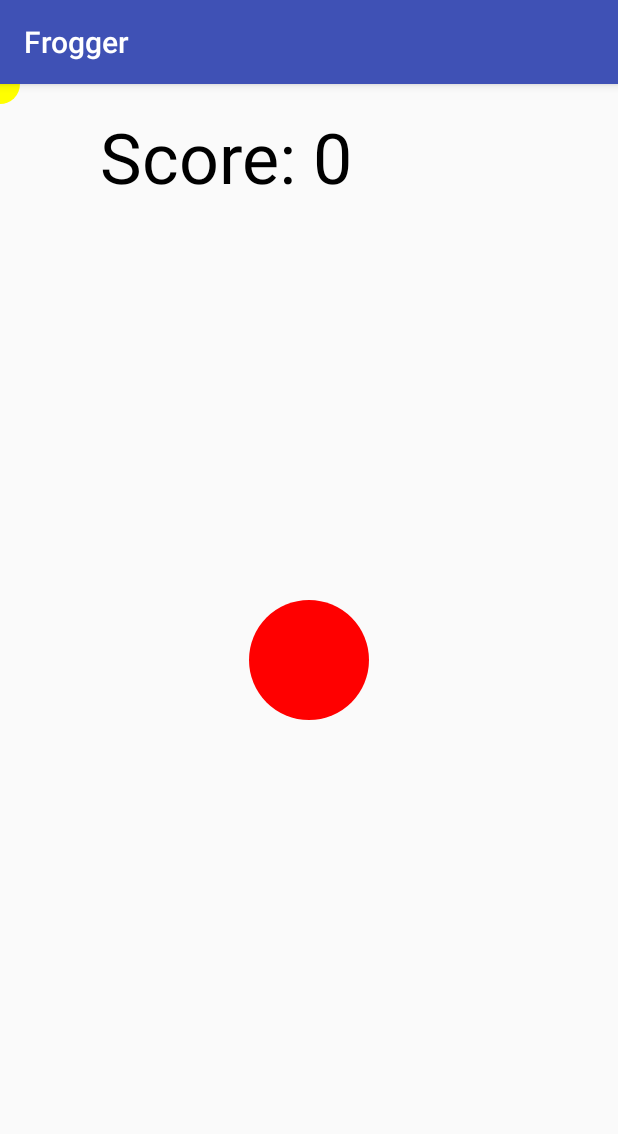
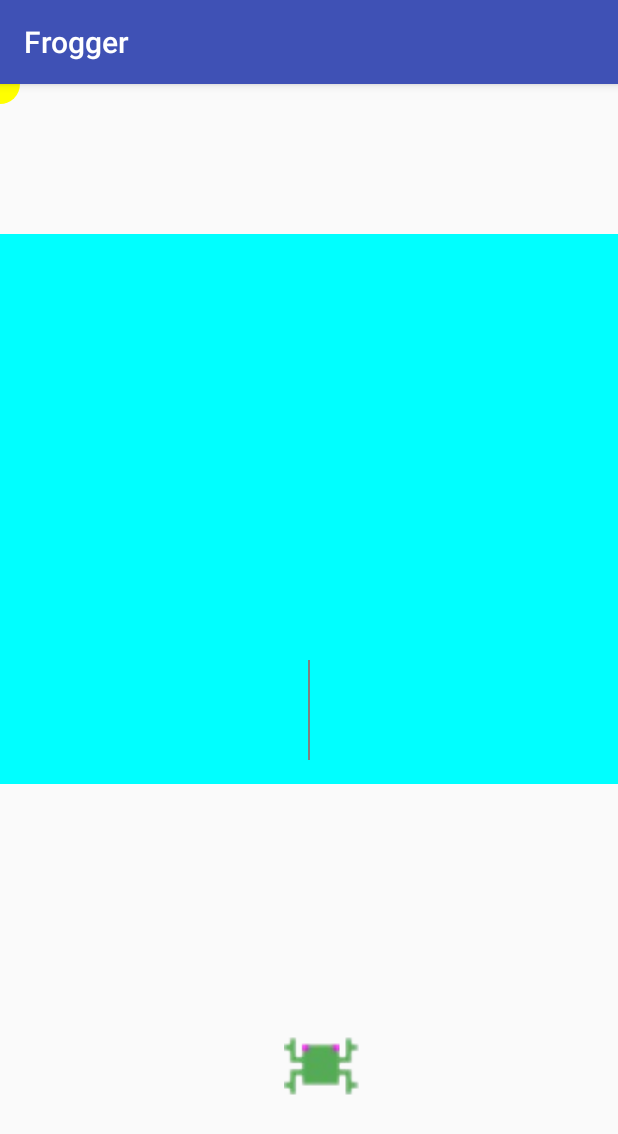
Before and after one commit to ernestkck/Frogger, an Android app: the GameActivity screen opened directly, with no data from a screen before it, on a phone screen of 412 x 824 dp. Shown: the top 1134 px of the screen. Run offline under Robolectric (Android 15) with nearby library versions, the phone set to English and light mode, and no system bars.

Commit message:
Add frog image

```diff
--- a/app/src/main/java/com/example/ernes/frogger/GameView.java
+++ b/app/src/main/java/com/example/ernes/frogger/GameView.java
@@ -1,6 +1,8 @@
 package com.example.ernes.frogger;
 
 import android.content.Context;
+import android.graphics.Bitmap;
+import android.graphics.BitmapFactory;
 import android.graphics.Canvas;
 import android.graphics.Color;
 import android.graphics.Paint;
@@ -14,11 +16,13 @@ import java.util.Random;
 
 public class GameView extends View implements View.OnTouchListener, Runnable {
     float viewWidth, viewHeight;
-    float xpos, ypos, radius = 60.0f, xt, yt, speed;
+    float frogX, frogY, radius = 60.0f, xt, yt, speed;
+    float[][] car = new float[3][], log = new float[3][];
     Handler timer;
     int score = 0;
-    boolean xdir, ydir;
-
+    boolean xdir;
+    Bitmap frogImage = BitmapFactory.decodeResource(getResources(), R.drawable.frog);
+    Paint p = new Paint();
 
     public GameView(Context context, @Nullable AttributeSet attrs) {
         super(context, attrs);
@@ -27,31 +31,38 @@ public class GameView extends View implements View.OnTouchListener, Runnable {
         timer.postDelayed(this, 10);
     }
 
+
     @Override
     protected void onSizeChanged(int w, int h, int oldw, int oldh) {
         super.onSizeChanged(w, h, oldw, oldh);
         viewWidth = w;
         viewHeight = h;
-        xpos = viewWidth/2;
-        ypos = viewHeight/2;
+        frogX = viewWidth / 2 - 25;
+        frogY = viewHeight - 200;
     }
 
     @Override
     protected void onDraw(Canvas canvas) {
         super.onDraw(canvas);
 
-        Paint p = new Paint();
-        p.setColor(Color.BLACK);
+        /*p.setColor(Color.BLACK);
         p.setTextSize(70);
-        canvas.drawText("Score: "+ score, 100,100, p);
+        canvas.drawText("Score: "+ score, 100,100, p);*/
 
-        p = new Paint();
-        p.setColor(Color.RED);
-        canvas.drawCircle(xpos, ypos, radius, p);
+        // Draw river
+        p.setColor(Color.CYAN);
+        canvas.drawRect(0, 150, viewWidth , 700, p);
+        //canvas.drawCircle(viewWidth/2, viewHeight-100, radius, p);
 
+        // Draw frog
+        canvas.drawBitmap(frogImage, frogX, frogY, p);
+
+        // Draw click location
         p.setColor(Color.YELLOW);
         canvas.drawCircle(xt, yt, 20.0f, p);
 
+        p.setColor(Color.RED);
+        canvas.drawLine(viewWidth/2, viewHeight/2, viewWidth/2, viewHeight/2 + 100, p);
     }
 
 
@@ -61,8 +72,7 @@ public class GameView extends View implements View.OnTouchListener, Runnable {
         if (event.getAction() == MotionEvent.ACTION_DOWN) {
             xt = event.getX();
             yt = event.getY();
-            if(yt >= viewHeight - 100) score = 0;
-            else if(dist(xpos, ypos, xt, yt) <= radius) score++;
+
 
             updateSpeed();
 
@@ -74,21 +84,21 @@ public class GameView extends View implements View.OnTouchListener, Runnable {
     @Override
     public void run(){
         if(xdir){
-            xpos += speed;
-            if(xpos >= viewWidth-radius) xdir = false;
+            //xpos += speed;
+            //if(xpos >= viewWidth-radius) xdir = false;
         }
         else{
-            xpos -= speed;
-            if(xpos <= radius) xdir = true;
+            //xpos -= speed;
+            //if(xpos <= radius) xdir = true;
         }
-        if(ydir){
+        /*if(ydir){
             ypos += speed;
             if(ypos >= viewHeight - 100 - 2*radius) ydir = false;
         }
         else{
             ypos -= speed;
             if(ypos <= radius) ydir = true;
-        }
+        }*/
         this.invalidate();
         timer.postDelayed(this, 10);
     }
@@ -96,8 +106,6 @@ public class GameView extends View implements View.OnTouchListener, Runnable {
 
     private void updateSpeed(){
         Random rand = new Random();
-        xdir = rand.nextBoolean();
-        ydir = rand.nextBoolean();
         speed = (float) (rand.nextFloat()+0.3) * 8;
     }
     private float dist(float x1, float y1, float x2, float y2){
```
Also changed, not shown: app/src/main/res/drawable/frog.png (added).
